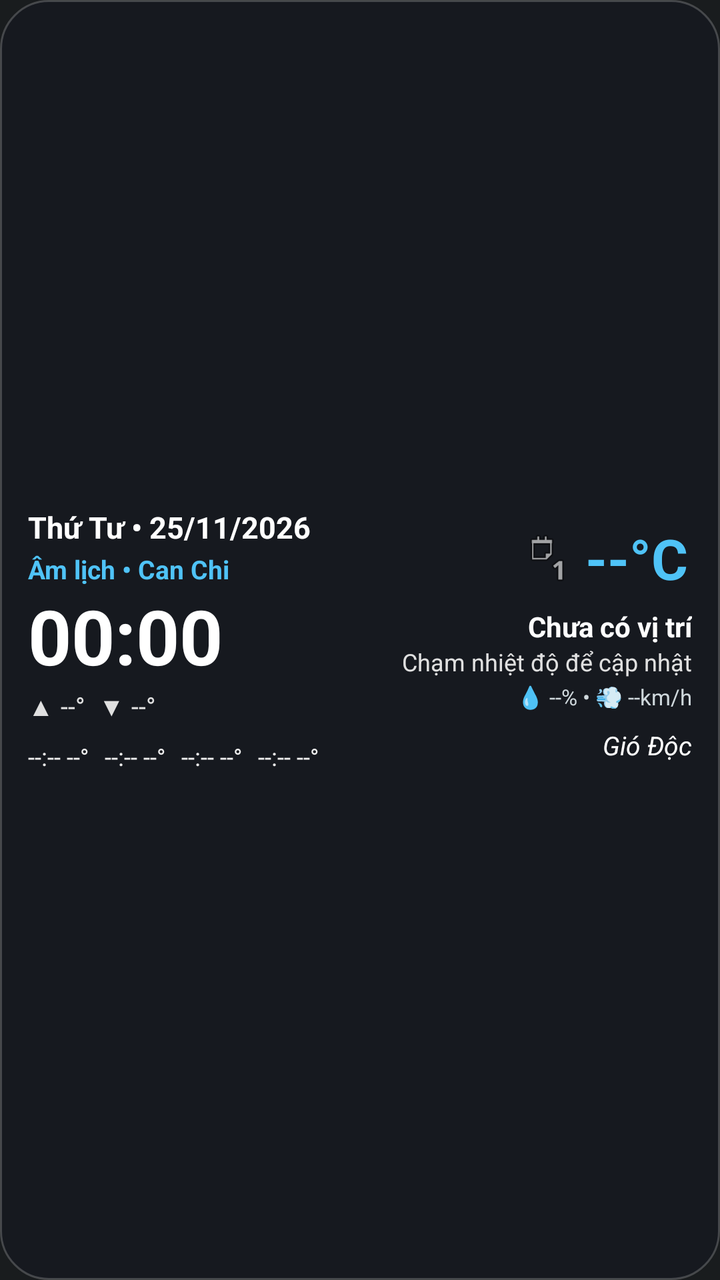
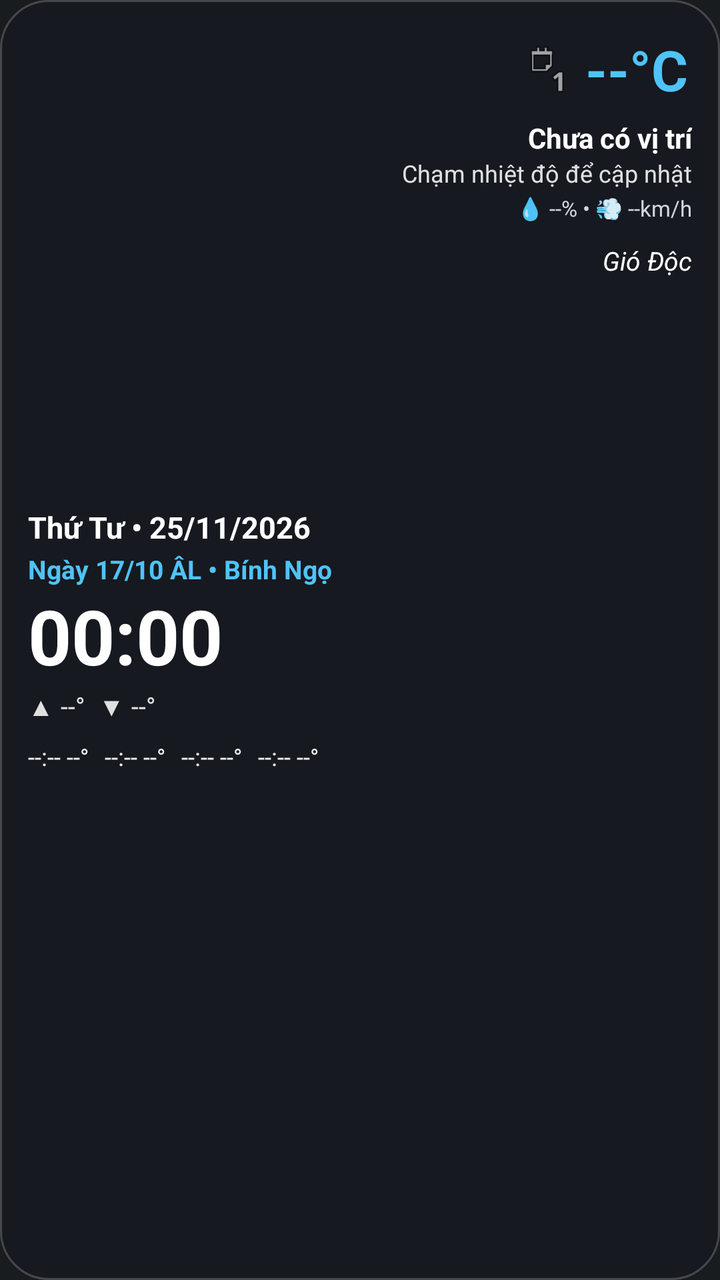

Screens rendered from an Android XML layout before and after an edit, with the pre-edit source and the edit as a unified diff.
<!-- AndroidManifest.xml: application theme android:Theme.DeviceDefault.NoActionBar -->
<!-- res/layout/widget_weather_lunar.xml -->
<?xml version="1.0" encoding="utf-8"?>
<RelativeLayout xmlns:android="http://schemas.android.com/apk/res/android"
    android:id="@+id/widget_root"
    android:layout_width="match_parent"
    android:layout_height="match_parent"
    android:background="@drawable/bg_widget_glass_dark"
    android:padding="14dp">

    
    <LinearLayout
        android:id="@+id/left_column"
        android:layout_width="wrap_content"
        android:layout_height="match_parent"
        android:layout_alignParentStart="true"
        android:layout_toStartOf="@+id/right_column"
        android:layout_marginEnd="8dp"
        android:gravity="center_vertical"
        android:orientation="vertical">

        
        <TextView
            android:id="@+id/tv_solar_date"
            android:layout_width="wrap_content"
            android:layout_height="wrap_content"
            android:ellipsize="end"
            android:maxLines="1"
            android:text="Thứ Tư • 25/11/2026"
            android:textColor="#FFFFFF"
            android:textSize="15sp"
            android:textStyle="bold" />

        
        <TextView
            android:id="@+id/tv_lunar_date"
            android:layout_width="wrap_content"
            android:layout_height="wrap_content"
            android:layout_marginTop="2dp"
            android:ellipsize="end"
            android:maxLines="1"
            android:text="Âm lịch • Can Chi"
            android:textColor="#4FC3F7"
            android:textSize="13sp"
            android:textStyle="bold" />

        
        <TextClock
            android:id="@+id/tv_clock"
            android:layout_width="wrap_content"
            android:layout_height="wrap_content"
            android:layout_marginTop="4dp"
            android:format12Hour="HH:mm"
            android:format24Hour="HH:mm"
            android:includeFontPadding="false"
            android:maxLines="1"
            android:textColor="#FFFFFF"
            android:textSize="38sp"
            android:textStyle="bold" />

        
        <TextView
            android:id="@+id/tv_min_max_temp"
            android:layout_width="wrap_content"
            android:layout_height="wrap_content"
            android:layout_marginTop="2dp"
            android:maxLines="1"
            android:text="▲ --°  ▼ --°"
            android:textColor="#E0E0E0"
            android:textSize="13sp" />

        
        <LinearLayout
            android:id="@+id/hourly_row"
            android:layout_width="wrap_content"
            android:layout_height="wrap_content"
            android:layout_marginTop="8dp"
            android:orientation="horizontal">

            <TextView
                android:id="@+id/tv_hour_1"
                android:layout_width="wrap_content"
                android:layout_height="wrap_content"
                android:layout_marginEnd="8dp"
                android:text="--:-- --°"
                android:textColor="#EEEEEE"
                android:textSize="12sp" />

            <TextView
                android:id="@+id/tv_hour_2"
                android:layout_width="wrap_content"
                android:layout_height="wrap_content"
                android:layout_marginEnd="8dp"
                android:text="--:-- --°"
                android:textColor="#EEEEEE"
                android:textSize="12sp" />

            <TextView
                android:id="@+id/tv_hour_3"
                android:layout_width="wrap_content"
                android:layout_height="wrap_content"
                android:layout_marginEnd="8dp"
                android:text="--:-- --°"
                android:textColor="#EEEEEE"
                android:textSize="12sp" />

            <TextView
                android:id="@+id/tv_hour_4"
                android:layout_width="wrap_content"
                android:layout_height="wrap_content"
                android:text="--:-- --°"
                android:textColor="#EEEEEE"
                android:textSize="12sp" />
        </LinearLayout>
    </LinearLayout>

    
    <LinearLayout
        android:id="@+id/right_column"
        android:layout_width="wrap_content"
        android:layout_height="match_parent"
        android:layout_alignParentEnd="true"
        android:gravity="end|center_vertical"
        android:orientation="vertical">

        
        <LinearLayout
            android:id="@+id/btn_refresh_weather"
            android:layout_width="wrap_content"
            android:layout_height="wrap_content"
            android:gravity="center_vertical"
            android:orientation="horizontal"
            android:padding="2dp">

            <ImageView
                android:id="@+id/iv_weather_icon"
                android:layout_width="26dp"
                android:layout_height="26dp"
                android:layout_marginEnd="6dp"
                android:contentDescription="Thời tiết"
                android:src="@android:drawable/ic_menu_day" />

            <TextView
                android:id="@+id/tv_current_temp"
                android:layout_width="wrap_content"
                android:layout_height="wrap_content"
                android:maxLines="1"
                android:text="--°C"
                android:textColor="#4FC3F7"
                android:textSize="28sp"
                android:textStyle="bold" />
        </LinearLayout>

        
        <TextView
            android:id="@+id/tv_location_name"
            android:layout_width="wrap_content"
            android:layout_height="wrap_content"
            android:layout_marginTop="4dp"
            android:ellipsize="end"
            android:maxLines="1"
            android:text="Chưa có vị trí"
            android:textColor="#FFFFFF"
            android:textSize="14sp"
            android:textStyle="bold" />

        
        <TextView
            android:id="@+id/tv_weather_desc"
            android:layout_width="wrap_content"
            android:layout_height="wrap_content"
            android:ellipsize="end"
            android:maxLines="1"
            android:text="Chạm nhiệt độ để cập nhật"
            android:textColor="#E0E0E0"
            android:textSize="12sp" />

        
        <TextView
            android:id="@+id/tv_humidity_wind"
            android:layout_width="wrap_content"
            android:layout_height="wrap_content"
            android:layout_marginTop="2dp"
            android:maxLines="1"
            android:text="💧 --% • 💨 --km/h"
            android:textColor="#CFD8DC"
            android:textSize="11sp" />

        
        <TextView
            android:id="@+id/tv_signature"
            android:layout_width="wrap_content"
            android:layout_height="wrap_content"
            android:layout_marginTop="8dp"
            android:ellipsize="end"
            android:maxLines="1"
            android:text="Gió Độc"
            android:textColor="#FFFFFF"
            android:textSize="13sp"
            android:textStyle="italic" />
    </LinearLayout>

</RelativeLayout>
<!-- resources referenced by this layout -->
<resources>
  <!-- drawable bg_widget_glass_dark (drawable) -->
  <?xml version="1.0" encoding="utf-8"?>
  <shape xmlns:android="http://schemas.android.com/apk/res/android"
      android:shape="rectangle">
      <solid android:color="#88141820" />
      <stroke
          android:width="1dp"
          android:color="#33FFFFFF" />
      <corners android:radius="24dp" />
  </shape>
</resources>

<!-- the commit's change to res/layout/widget_weather_lunar.xml (unified diff, before → after) -->
@@ -37,7 +37,7 @@
             android:layout_marginTop="2dp"
             android:ellipsize="end"
             android:maxLines="1"
-            android:text="Âm lịch • Can Chi"
+            android:text="Ngày 17/10 ÂL • Bính Ngọ"
             android:textColor="#4FC3F7"
             android:textSize="13sp"
             android:textStyle="bold" />
@@ -118,7 +118,7 @@
         android:layout_width="wrap_content"
         android:layout_height="match_parent"
         android:layout_alignParentEnd="true"
-        android:gravity="end|center_vertical"
+        android:gravity="end|top"
         android:orientation="vertical">
 
         
@@ -189,7 +189,7 @@
             android:id="@+id/tv_signature"
             android:layout_width="wrap_content"
             android:layout_height="wrap_content"
-            android:layout_marginTop="8dp"
+            android:layout_marginTop="10dp"
             android:ellipsize="end"
             android:maxLines="1"
             android:text="Gió Độc"
